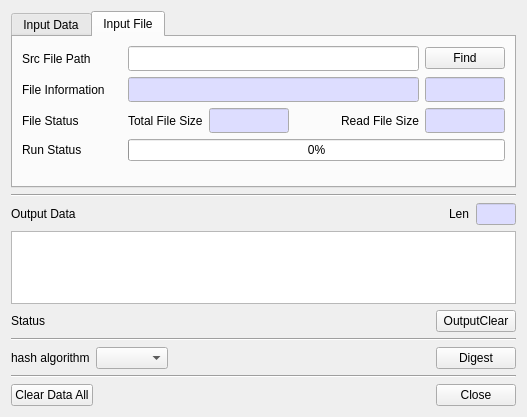
Above: BerEditor/gen_hash_dlg.ui from jykim74/BerEditor before the change. Below: the same form after it.
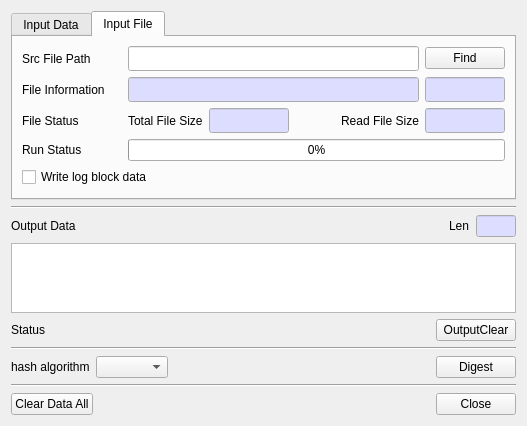
That is the form after the change.

```diff
--- a/BerEditor/gen_hash_dlg.ui
+++ b/BerEditor/gen_hash_dlg.ui
@@ -7,7 +7,7 @@
     <x>0</x>
     <y>0</y>
     <width>527</width>
-    <height>417</height>
+    <height>424</height>
    </rect>
   </property>
   <property name="windowTitle">
@@ -527,6 +527,13 @@
          </item>
         </layout>
        </item>
+       <item>
+        <widget class="QCheckBox" name="mWriteLogCheck">
+         <property name="text">
+          <string>Write log block data</string>
+         </property>
+        </widget>
+       </item>
        <item>
         <spacer name="verticalSpacer">
          <property name="orientation">
```
